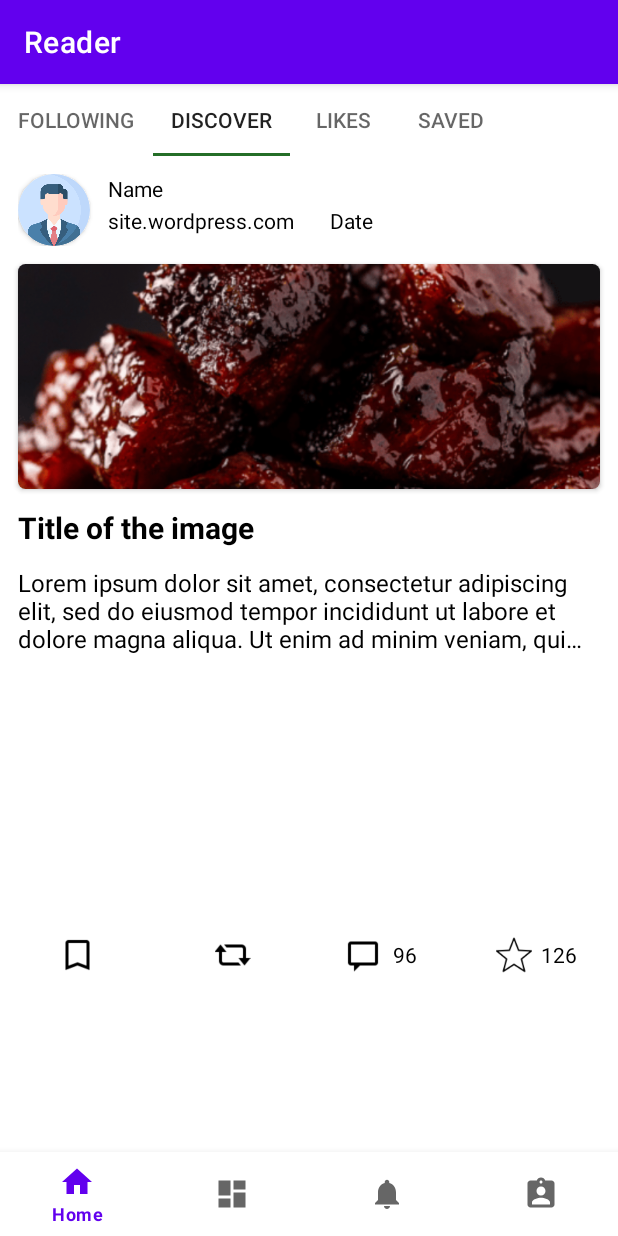
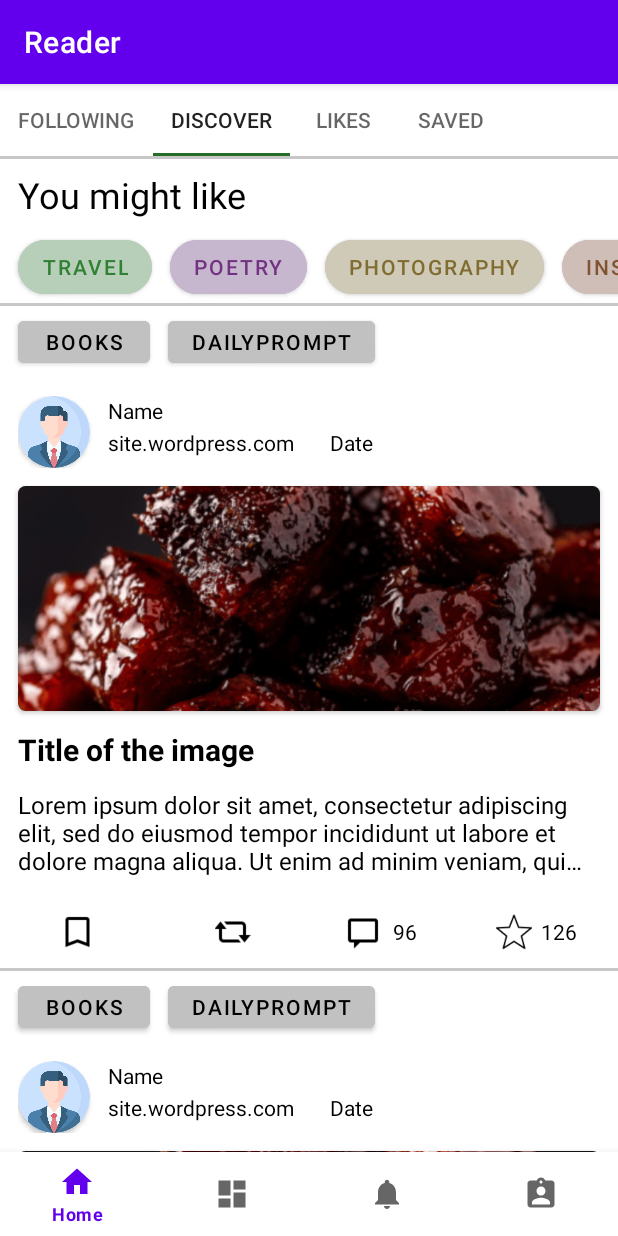
Before and after one commit to MaxenceJRY/WordPressUSTH, an Android app: the ReaderFragment screen opened through its navigation route, tab 2 chosen, on a phone screen of 412 x 824 dp. Run offline under Robolectric (Android 15) with nearby library versions, the phone set to English and light mode, and no system bars; our stand-ins replace navigation-ui.

Commit message:
Add of discover from Reader

```diff
--- /dev/null
+++ b/app/src/main/java/vn/edu/usth/wordpress25/Discover_example.java
@@ -0,0 +1,64 @@
+package vn.edu.usth.wordpress25;
+
+import android.os.Bundle;
+
+import androidx.fragment.app.Fragment;
+
+import android.view.LayoutInflater;
+import android.view.View;
+import android.view.ViewGroup;
+
+/**
+ * A simple {@link Fragment} subclass.
+ * Use the {@link Discover_example#newInstance} factory method to
+ * create an instance of this fragment.
+ */
+public class Discover_example extends Fragment {
+
+    // TODO: Rename parameter arguments, choose names that match
+    // the fragment initialization parameters, e.g. ARG_ITEM_NUMBER
+    private static final String ARG_PARAM1 = "param1";
+    private static final String ARG_PARAM2 = "param2";
+
+    // TODO: Rename and change types of parameters
+    private String mParam1;
+    private String mParam2;
+
+    public Discover_example() {
+        // Required empty public constructor
+    }
+
+    /**
+     * Use this factory method to create a new instance of
+     * this fragment using the provided parameters.
+     *
+     * @param param1 Parameter 1.
+     * @param param2 Parameter 2.
+     * @return A new instance of fragment Discover_example.
+     */
+    // TODO: Rename and change types and number of parameters
+    public static Discover_example newInstance(String param1, String param2) {
+        Discover_example fragment = new Discover_example();
+        Bundle args = new Bundle();
+        args.putString(ARG_PARAM1, param1);
+        args.putString(ARG_PARAM2, param2);
+        fragment.setArguments(args);
+        return fragment;
+    }
+
+    @Override
+    public void onCreate(Bundle savedInstanceState) {
+        super.onCreate(savedInstanceState);
+        if (getArguments() != null) {
+            mParam1 = getArguments().getString(ARG_PARAM1);
+            mParam2 = getArguments().getString(ARG_PARAM2);
+        }
+    }
+
+    @Override
+    public View onCreateView(LayoutInflater inflater, ViewGroup container,
+                             Bundle savedInstanceState) {
+        // Inflate the layout for this fragment
+        return inflater.inflate(R.layout.fragment_discover_example, container, false);
+    }
+}
--- /dev/null
+++ b/app/src/main/java/vn/edu/usth/wordpress25/ui/Reader/Discover.java
@@ -0,0 +1,66 @@
+package vn.edu.usth.wordpress25.ui.Reader;
+
+import android.os.Bundle;
+
+import androidx.fragment.app.Fragment;
+
+import android.view.LayoutInflater;
+import android.view.View;
+import android.view.ViewGroup;
+
+import vn.edu.usth.wordpress25.R;
+
+/**
+ * A simple {@link Fragment} subclass.
+ * Use the {@link Discover#newInstance} factory method to
+ * create an instance of this fragment.
+ */
+public class Discover extends Fragment {
+
+    // TODO: Rename parameter arguments, choose names that match
+    // the fragment initialization parameters, e.g. ARG_ITEM_NUMBER
+    private static final String ARG_PARAM1 = "param1";
+    private static final String ARG_PARAM2 = "param2";
+
+    // TODO: Rename and change types of parameters
+    private String mParam1;
+    private String mParam2;
+
+    public Discover() {
+        // Required empty public constructor
+    }
+
+    /**
+     * Use this factory method to create a new instance of
+     * this fragment using the provided parameters.
+     *
+     * @param param1 Parameter 1.
+     * @param param2 Parameter 2.
+     * @return A new instance of fragment Discover.
+     */
+    // TODO: Rename and change types and number of parameters
+    public static Discover newInstance(String param1, String param2) {
+        Discover fragment = new Discover();
+        Bundle args = new Bundle();
+        args.putString(ARG_PARAM1, param1);
+        args.putString(ARG_PARAM2, param2);
+        fragment.setArguments(args);
+        return fragment;
+    }
+
+    @Override
+    public void onCreate(Bundle savedInstanceState) {
+        super.onCreate(savedInstanceState);
+        if (getArguments() != null) {
+            mParam1 = getArguments().getString(ARG_PARAM1);
+            mParam2 = getArguments().getString(ARG_PARAM2);
+        }
+    }
+
+    @Override
+    public View onCreateView(LayoutInflater inflater, ViewGroup container,
+                             Bundle savedInstanceState) {
+        // Inflate the layout for this fragment
+        return inflater.inflate(R.layout.fragment_discover, container, false);
+    }
+}
--- a/app/src/main/java/vn/edu/usth/wordpress25/ui/Reader/ReaderPagerAdapter.java
+++ b/app/src/main/java/vn/edu/usth/wordpress25/ui/Reader/ReaderPagerAdapter.java
@@ -21,7 +21,7 @@ public class ReaderPagerAdapter extends FragmentPagerAdapter {
             case 0:
                 return new following();
             case 1:
-                return new Following_example();
+                return new Discover();
             case 2:
                 return new NotifCommentsFragment();
             case 3:
--- /dev/null
+++ b/app/src/main/res/layout/fragment_discover.xml
@@ -0,0 +1,140 @@
+<?xml version="1.0" encoding="utf-8"?>
+<LinearLayout xmlns:android="http://schemas.android.com/apk/res/android"
+    xmlns:app="http://schemas.android.com/apk/res-auto"
+    xmlns:tools="http://schemas.android.com/tools"
+    android:layout_width="match_parent"
+    android:layout_height="match_parent"
+    tools:context=".ui.Reader.Discover"
+    android:orientation="vertical">
+
+    <ScrollView
+        android:layout_width="wrap_content"
+        android:layout_height="match_parent"
+        android:layout_weight="1"
+        android:fillViewport="true">
+            <LinearLayout
+                android:layout_width="wrap_content"
+                android:layout_height="match_parent"
+                android:orientation="vertical">
+                <RelativeLayout
+                    android:layout_width="match_parent"
+                    android:layout_height="2dp"
+                    android:background="@color/separation"
+                    android:layout_gravity="center_horizontal"/>
+            <LinearLayout
+            android:layout_width="match_parent"
+            android:layout_height="wrap_content"
+            android:orientation="vertical">
+
+            <TextView
+                android:id="@+id/textView38"
+                android:layout_width="match_parent"
+                android:layout_height="@dimen/row"
+                android:layout_weight="1"
+                android:gravity="center_vertical"
+                android:paddingLeft="12dp"
+                android:text="You might like"
+                android:textSize="24dp" />
+
+            <HorizontalScrollView
+                android:layout_width="wrap_content"
+                android:layout_height="wrap_content">
+                <LinearLayout
+                    android:layout_width="match_parent"
+                    android:layout_height="@dimen/row"
+                    android:layout_weight="1"
+                    android:gravity="center_vertical"
+                    android:orientation="horizontal"
+                    android:paddingLeft="6dp">
+
+                    <Button
+                        android:id="@+id/button"
+                        android:layout_width="wrap_content"
+                        android:layout_height="@dimen/row"
+                        android:layout_marginLeft="6dp"
+                        android:layout_marginRight="6dp"
+                        android:backgroundTint="#B7CFB8"
+                        android:text="Travel"
+                        android:textColor="#318134"
+                        app:cornerRadius="24dp" />
+
+                    <Button
+                        android:id="@+id/button2"
+                        android:layout_width="wrap_content"
+                        android:layout_height="@dimen/row"
+                        android:layout_marginLeft="6dp"
+                        android:layout_marginRight="6dp"
+                        android:backgroundTint="#C6B7CF"
+                        android:text="Poetry"
+                        android:textColor="#723181"
+                        app:cornerRadius="24dp" />
+
+                    <Button
+                        android:id="@+id/button3"
+                        android:layout_width="wrap_content"
+                        android:layout_height="@dimen/row"
+                        android:layout_marginLeft="6dp"
+                        android:layout_marginRight="6dp"
+                        android:backgroundTint="#CFC9B7"
+                        android:text="Photography"
+                        android:textColor="#816D31"
+                        app:cornerRadius="24dp" />
+
+                    <Button
+                        android:id="@+id/button4"
+                        android:layout_width="wrap_content"
+                        android:layout_height="@dimen/row"
+                        android:layout_marginLeft="6dp"
+                        android:layout_marginRight="6dp"
+                        android:backgroundTint="#CFBDB7"
+                        android:text="Inspiration"
+                        android:textColor="#815431"
+                        app:cornerRadius="24dp" />
+                </LinearLayout>
+            </HorizontalScrollView>
+        </LinearLayout>
+                <RelativeLayout
+                    android:layout_width="match_parent"
+                    android:layout_height="2dp"
+                    android:background="@color/separation"
+                    android:layout_gravity="center_horizontal"/>
+            <fragment
+                android:id="@+id/discover_example1"
+                android:layout_width="wrap_content"
+                android:layout_height="wrap_content"
+                android:name="vn.edu.usth.wordpress25.Discover_example"></fragment>
+            <fragment
+                android:id="@+id/disco_follow"
+                android:layout_width="wrap_content"
+                android:layout_height="wrap_content"
+                android:name="vn.edu.usth.wordpress25.ui.Reader.Following_example"/>
+
+            <RelativeLayout
+                android:layout_width="match_parent"
+                android:layout_height="2dp"
+                android:background="@color/separation"
+                android:layout_gravity="center_horizontal"/>
+
+                <fragment
+                    android:id="@+id/discover_example2"
+                    android:layout_width="wrap_content"
+                    android:layout_height="wrap_content"
+                    android:name="vn.edu.usth.wordpress25.Discover_example"></fragment>
+                <fragment
+                    android:id="@+id/disco_follow2"
+                    android:layout_width="wrap_content"
+                    android:layout_height="wrap_content"
+                    android:name="vn.edu.usth.wordpress25.ui.Reader.Following_example"/>
+
+                <RelativeLayout
+                    android:layout_width="match_parent"
+                    android:layout_height="2dp"
+                    android:background="@color/separation"
+                    android:layout_gravity="center_horizontal"/>
+
+        <LinearLayout
+            android:layout_width="match_parent"
+            android:layout_height="60dp"></LinearLayout>
+        </LinearLayout>
+    </ScrollView>
+</LinearLayout>
--- /dev/null
+++ b/app/src/main/res/layout/fragment_discover_example.xml
@@ -0,0 +1,39 @@
+<?xml version="1.0" encoding="utf-8"?>
+<LinearLayout xmlns:android="http://schemas.android.com/apk/res/android"
+    xmlns:tools="http://schemas.android.com/tools"
+    android:id="@+id/discover_example"
+    android:layout_width="match_parent"
+    android:layout_height="match_parent"
+    android:orientation="vertical"
+    tools:context=".Discover_example">
+
+    <LinearLayout
+        android:layout_width="match_parent"
+        android:layout_height="@dimen/row"
+        android:gravity="center_vertical"
+        android:orientation="horizontal"
+        android:paddingLeft="6dp">
+
+        <Button
+            android:id="@+id/button5"
+            android:layout_width="wrap_content"
+            android:layout_height="40dp"
+            android:layout_marginLeft="6dp"
+            android:layout_marginRight="6dp"
+            android:backgroundTint="#C1C1C1"
+            android:text="Books"
+            android:textColor="#000000" />
+
+        <Button
+            android:id="@+id/button6"
+            android:layout_width="wrap_content"
+            android:layout_height="40dp"
+            android:layout_marginLeft="6dp"
+            android:layout_marginRight="6dp"
+            android:backgroundTint="#C1C1C1"
+            android:text="Dailyprompt"
+            android:textColor="#000000" />
+
+    </LinearLayout>
+
+</LinearLayout>
```
